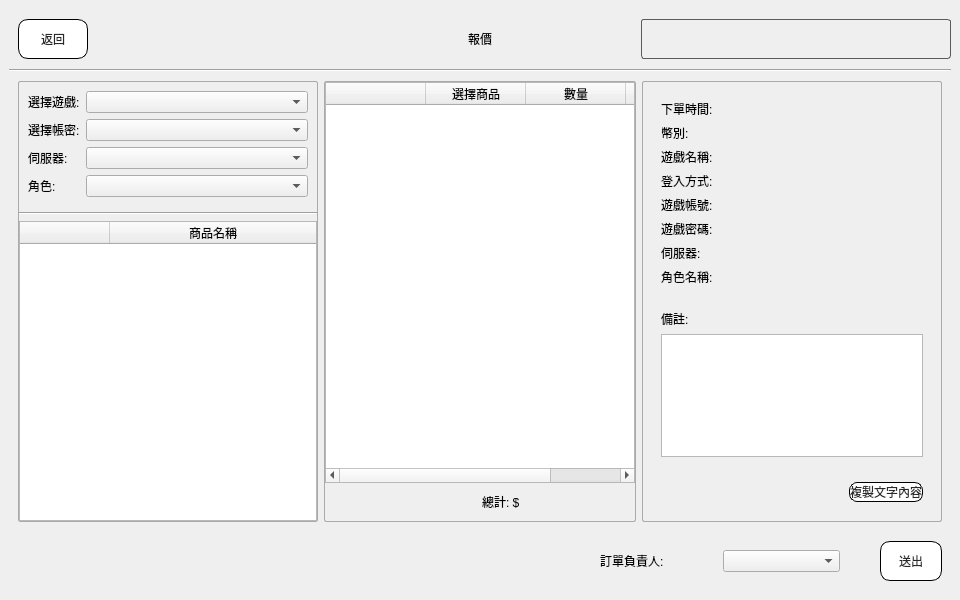
roger0816/Adb, file src/AdbClient/StageCustomerService/LayerSayCost.ui: the form before one commit.
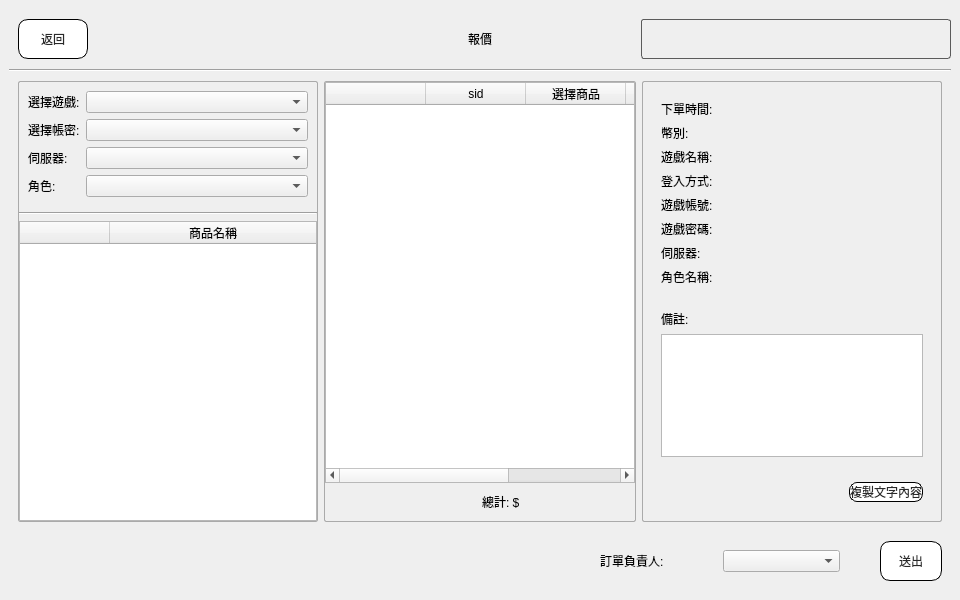
The form after the commit.

Diff of the .ui file:
```diff
--- a/src/AdbClient/StageCustomerService/LayerSayCost.ui
+++ b/src/AdbClient/StageCustomerService/LayerSayCost.ui
@@ -416,6 +416,11 @@
                 <string/>
                </property>
               </column>
+              <column>
+               <property name="text">
+                <string>sid</string>
+               </property>
+              </column>
               <column>
                <property name="text">
                 <string>選擇商品</string>
```
